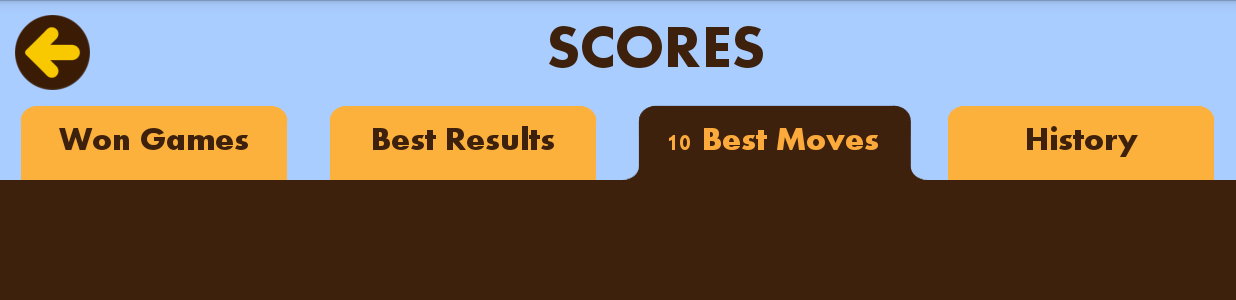
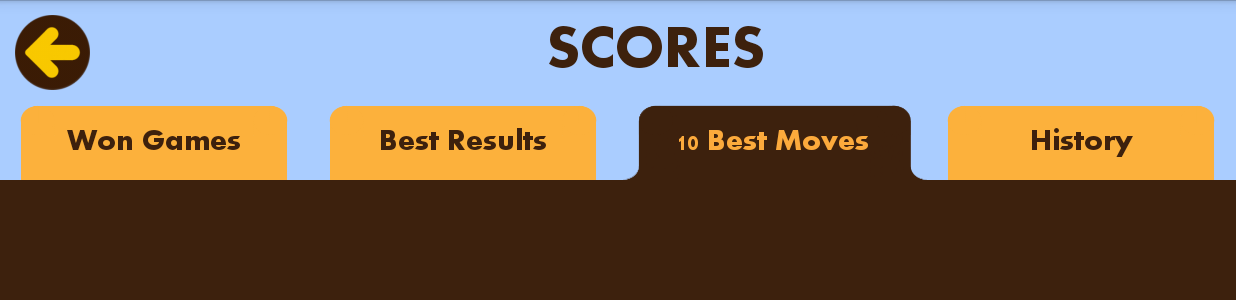
Before and after one commit to MasciadriAndrea/MobileApplication, an Android app: the StatisticMovActivity screen opened directly, with no data from a screen before it, on a phone screen of 824 x 412 dp (held sideways). Shown: the top 300 px of the screen. Run offline under Robolectric (Android 15) with nearby library versions, the phone set to English and light mode, and no system bars.

Commit message:
dimenion of strings

```diff
--- a/app/src/main/java/it/polimi/activities/StatisticMovActivity.java
+++ b/app/src/main/java/it/polimi/activities/StatisticMovActivity.java
@@ -143,7 +143,7 @@ public class StatisticMovActivity  extends Activity {
                     convertView.findViewById(R.id.value);
 
             nameTextView.setText(stat.getPlayerName());
-            valueTextView.setText(String.valueOf(stat.getValue())+" %");
+            valueTextView.setText(String.valueOf(stat.getValue())+"%");
 
             return convertView;
         }
--- a/app/src/main/java/it/polimi/activities/StatisticResActivity.java
+++ b/app/src/main/java/it/polimi/activities/StatisticResActivity.java
@@ -153,7 +153,7 @@ public class StatisticResActivity  extends Activity {
                     convertView.findViewById(R.id.value);
 
             nameTextView.setText(stat.getPlayerName());
-            valueTextView.setText(String.valueOf(stat.getValue())+" %");
+            valueTextView.setText(String.valueOf(stat.getValue())+"%");
 
             return convertView;
         }
--- a/app/src/main/java/it/polimi/activities/StatisticsActivity.java
+++ b/app/src/main/java/it/polimi/activities/StatisticsActivity.java
@@ -150,7 +150,7 @@ public class StatisticsActivity  extends Activity {
                     convertView.findViewById(R.id.value);
 
             nameTextView.setText(stat.getPlayerName());
-            valueTextView.setText(String.valueOf(stat.getValue())+" %");
+            valueTextView.setText(String.valueOf(stat.getValue())+"%");
 
             return convertView;
         }
--- a/app/src/main/res/layout/activity_statistic_mov.xml
+++ b/app/src/main/res/layout/activity_statistic_mov.xml
@@ -56,8 +56,9 @@
                     android:layout_alignParentStart="true"
                     android:layout_weight="1"
                     android:background="@drawable/tab_custom"
-                    android:textSize="22dp"
-                    android:textColor="#ff3d210d" />
+                    android:textSize="20dp"
+                    android:textColor="#ff3d210d"
+                    android:layout_gravity="right" />
 
                 <Button
                     android:layout_width="0dp"
@@ -69,7 +70,7 @@
                     android:layout_toEndOf="@+id/button"
                     android:layout_weight="1"
                     android:background="@drawable/tab_custom"
-                    android:textSize="22dp"
+                    android:textSize="20dp"
                     android:textColor="#ff3d210d" />
 
                 <Button
@@ -83,7 +84,7 @@
                     android:layout_weight="1"
                     android:background="@drawable/tab_pressed"
                     android:textColor="#fcaa3c"
-                    android:textSize="22dp" />
+                    android:textSize="20dp" />
                 <Button
                     style="?android:attr/buttonStyleSmall"
                     android:layout_width="0dp"
@@ -94,7 +95,7 @@
                     android:layout_centerHorizontal="true"
                     android:layout_weight="1"
                     android:background="@drawable/tab_custom"
-                    android:textSize="22dp"
+                    android:textSize="20dp"
                     android:textColor="#ff3d210d" />
             </LinearLayout>
 
--- a/app/src/main/res/layout/statistic_row.xml
+++ b/app/src/main/res/layout/statistic_row.xml
@@ -23,6 +23,6 @@
         android:textSize="25sp"
         android:layout_alignParentRight="true"
         android:layout_centerVertical="true"
-        android:layout_marginRight="30dp" />
+        android:layout_marginRight="25dp" />
 
 </RelativeLayout>
```
Also changed, not shown: app/src/main/res/layout/activity_history.xml (+4 -4 lines), app/src/main/res/layout/activity_statistic_res.xml (+4 -4 lines), app/src/main/res/layout/activity_statistics.xml (+4 -4 lines).
